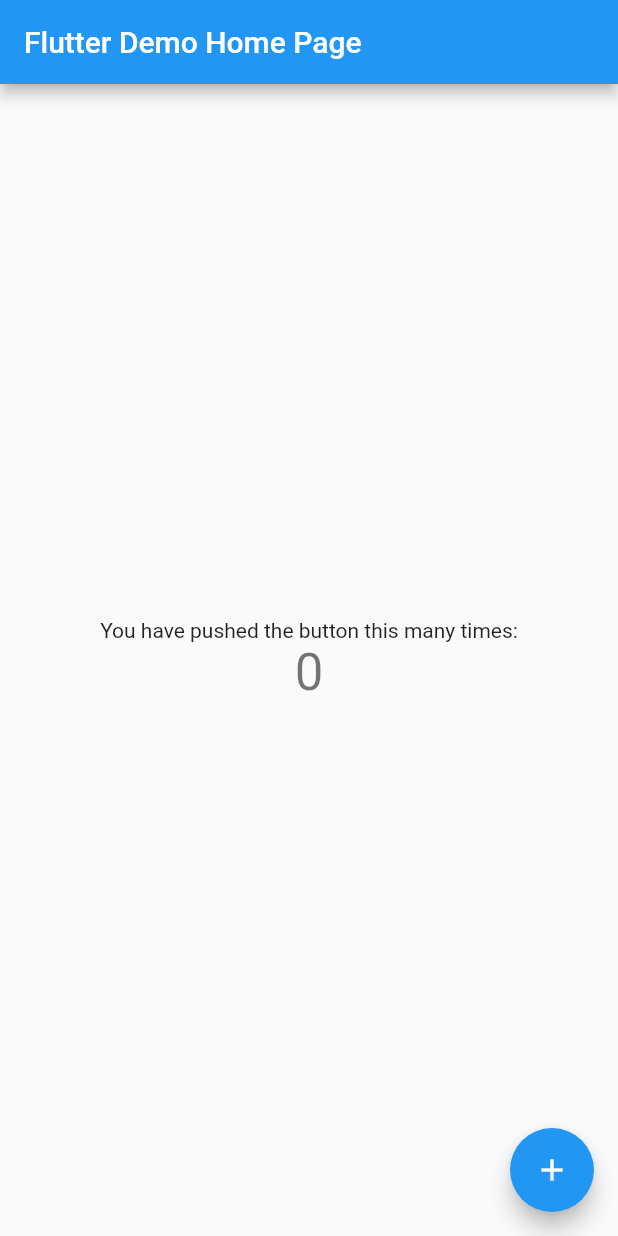
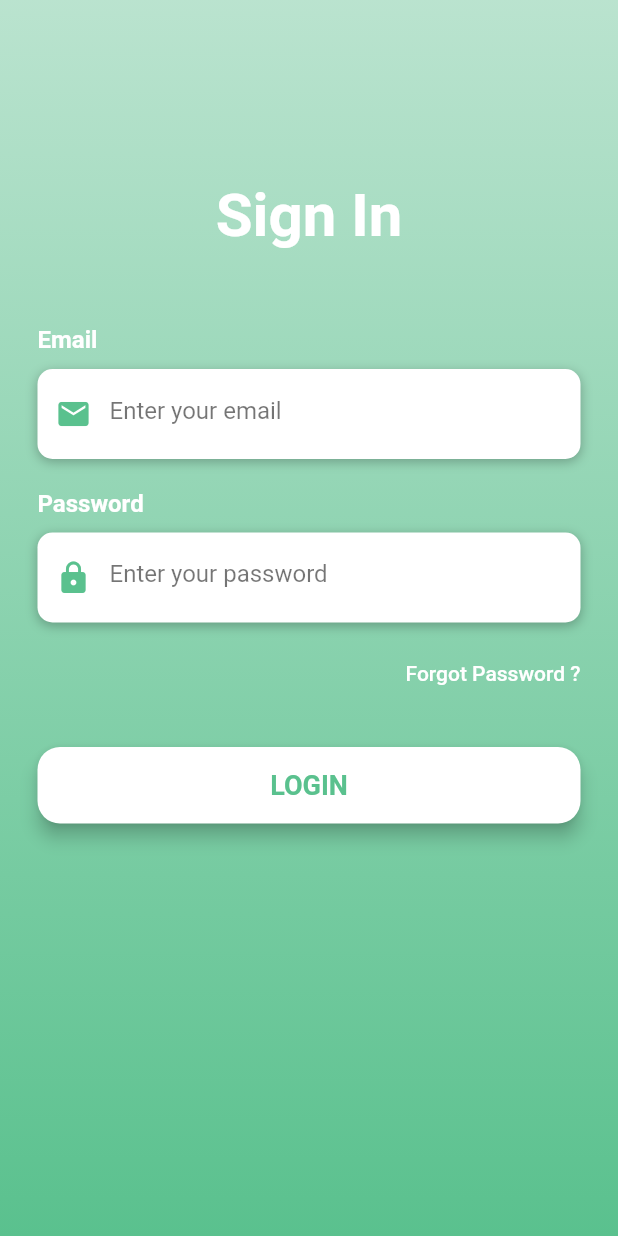
Before and after one commit to chrslex/PlayStoreClone, a Flutter app: the screen it shows after launch, on a phone screen of 412 x 824 dp. Run offline on Flutter 3.47's test engine with Material 2 defaults, Android fonts, the phone set to English and light mode, and no system bars.

Commit message:
Feature/login screen

```diff
--- a/gerbang_app/lib/main.dart
+++ b/gerbang_app/lib/main.dart
@@ -1,115 +1,19 @@
 import 'package:flutter/material.dart';
+import 'package:gerbang_app/screens/loginScreen.dart';
 
 void main() {
-  runApp(const MyApp());
+  runApp(MyApp());
 }
 
 class MyApp extends StatelessWidget {
-  const MyApp({Key? key}) : super(key: key);
+  const MyApp({ Key? key }) : super(key: key);
 
-  // This widget is the root of your application.
   @override
   Widget build(BuildContext context) {
     return MaterialApp(
-      title: 'Flutter Demo',
-      theme: ThemeData(
-        // This is the theme of your application.
-        //
-        // Try running your application with "flutter run". You'll see the
-        // application has a blue toolbar. Then, without quitting the app, try
-        // changing the primarySwatch below to Colors.green and then invoke
-        // "hot reload" (press "r" in the console where you ran "flutter run",
-        // or simply save your changes to "hot reload" in a Flutter IDE).
-        // Notice that the counter didn't reset back to zero; the application
-        // is not restarted.
-        primarySwatch: Colors.blue,
-      ),
-      home: const MyHomePage(title: 'Flutter Demo Home Page'),
+      title: 'Login User',
+      debugShowCheckedModeBanner: false,
+      home: LoginScreen()
     );
   }
 }
-
-class MyHomePage extends StatefulWidget {
-  const MyHomePage({Key? key, required this.title}) : super(key: key);
-
-  // This widget is the home page of your application. It is stateful, meaning
-  // that it has a State object (defined below) that contains fields that affect
-  // how it looks.
-
-  // This class is the configuration for the state. It holds the values (in this
-  // case the title) provided by the parent (in this case the App widget) and
-  // used by the build method of the State. Fields in a Widget subclass are
-  // always marked "final".
-
-  final String title;
-
-  @override
-  State<MyHomePage> createState() => _MyHomePageState();
-}
-
-class _MyHomePageState extends State<MyHomePage> {
-  int _counter = 0;
-
-  void _incrementCounter() {
-    setState(() {
-      // This call to setState tells the Flutter framework that something has
-      // changed in this State, which causes it to rerun the build method below
-      // so that the display can reflect the updated values. If we changed
-      // _counter without calling setState(), then the build method would not be
-      // called again, and so nothing would appear to happen.
-      _counter++;
-    });
-  }
-
-  @override
-  Widget build(BuildContext context) {
-    // This method is rerun every time setState is called, for instance as done
-    // by the _incrementCounter method above.
-    //
-    // The Flutter framework has been optimized to make rerunning build methods
-    // fast, so that you can just rebuild anything that needs updating rather
-    // than having to individually change instances of widgets.
-    return Scaffold(
-      appBar: AppBar(
-        // Here we take the value from the MyHomePage object that was created by
-        // the App.build method, and use it to set our appbar title.
-        title: Text(widget.title),
-      ),
-      body: Center(
-        // Center is a layout widget. It takes a single child and positions it
-        // in the middle of the parent.
-        child: Column(
-          // Column is also a layout widget. It takes a list of children and
-          // arranges them vertically. By default, it sizes itself to fit its
-          // children horizontally, and tries to be as tall as its parent.
-          //
-          // Invoke "debug painting" (press "p" in the console, choose the
-          // "Toggle Debug Paint" action from the Flutter Inspector in Android
-          // Studio, or the "Toggle Debug Paint" command in Visual Studio Code)
-          // to see the wireframe for each widget.
-          //
-          // Column has various properties to control how it sizes itself and
-          // how it positions its children. Here we use mainAxisAlignment to
-          // center the children vertically; the main axis here is the vertical
-          // axis because Columns are vertical (the cross axis would be
-          // horizontal).
-          mainAxisAlignment: MainAxisAlignment.center,
-          children: <Widget>[
-            const Text(
-              'You have pushed the button this many times:',
-            ),
-            Text(
-              '$_counter',
-              style: Theme.of(context).textTheme.headline4,
-            ),
-          ],
-        ),
-      ),
-      floatingActionButton: FloatingActionButton(
-        onPressed: _incrementCounter,
-        tooltip: 'Increment',
-        child: const Icon(Icons.add),
-      ), // This trailing comma makes auto-formatting nicer for build methods.
-    );
-  }
-}
--- /dev/null
+++ b/gerbang_app/lib/screens/loginScreen.dart
@@ -0,0 +1,164 @@
+import 'package:flutter/material.dart';
+import 'package:flutter/services.dart';
+
+class LoginScreen extends StatefulWidget {
+  @override
+  _LoginScreenState createState() => _LoginScreenState();
+}
+
+Widget buildEmail() {
+  return Column(
+    crossAxisAlignment: CrossAxisAlignment.start,
+    children: <Widget>[
+      Text('Email',
+          style: TextStyle(
+              color: Colors.white, fontSize: 16, fontWeight: FontWeight.bold)),
+      SizedBox(height: 10),
+      Container(
+        alignment: Alignment.centerLeft,
+        decoration: BoxDecoration(
+            color: Colors.white,
+            borderRadius: BorderRadius.circular(10),
+            boxShadow: [
+              BoxShadow(
+                  color: Colors.black26, blurRadius: 6, offset: Offset(0, 2))
+            ]),
+        height: 60,
+        child: TextField(
+          keyboardType: TextInputType.emailAddress,
+          style: TextStyle(color: Colors.black87),
+          decoration: InputDecoration(
+            border: InputBorder.none,
+            contentPadding: EdgeInsets.only(top: 12),
+            prefixIcon: Icon(
+              Icons.email,
+              color: Color(0xff5ac18e),
+            ),
+            hintText: 'Enter your email',
+            hintStyle: TextStyle(color: Colors.black54),
+          ),
+        ),
+      )
+    ],
+  );
+}
+
+Widget buildPassword() {
+  return Column(
+    crossAxisAlignment: CrossAxisAlignment.start,
+    children: <Widget>[
+      Text('Password',
+          style: TextStyle(
+              color: Colors.white, fontSize: 16, fontWeight: FontWeight.bold)),
+      SizedBox(height: 10),
+      Container(
+        alignment: Alignment.centerLeft,
+        decoration: BoxDecoration(
+            color: Colors.white,
+            borderRadius: BorderRadius.circular(10),
+            boxShadow: [
+              BoxShadow(
+                  color: Colors.black26, blurRadius: 6, offset: Offset(0, 2))
+            ]),
+        height: 60,
+        child: TextField(
+          obscureText: true,
+          style: TextStyle(color: Colors.black87),
+          decoration: InputDecoration(
+            border: InputBorder.none,
+            contentPadding: EdgeInsets.only(top: 12),
+            prefixIcon: Icon(
+              Icons.lock,
+              color: Color(0xff5ac18e),
+            ),
+            hintText: 'Enter your password',
+            hintStyle: TextStyle(color: Colors.black54),
+          ),
+        ),
+      )
+    ],
+  );
+}
+
+Widget buildForgotPassBtn() {
+  return Container(
+    alignment: Alignment.centerRight,
+    child: FlatButton(
+      onPressed: () => print('Forgot Password Button Pressed'),
+      padding: EdgeInsets.only(right: 0),
+      child: Text('Forgot Password ?',
+          style: TextStyle(
+              color: Colors.white, fontSize: 14, fontWeight: FontWeight.w500)),
+    ),
+  );
+}
+
+Widget buildLoginBtn() {
+  return Container(
+    padding: EdgeInsets.symmetric(vertical: 25),
+    width: double.infinity,
+    child: RaisedButton(
+      elevation: 5,
+      onPressed: () => print("Login Pressed"),
+      padding: EdgeInsets.all(15),
+      shape: RoundedRectangleBorder(borderRadius: BorderRadius.circular(15)),
+      color: Colors.white,
+      child: Text('LOGIN', style: TextStyle(color: Color(0xff5ac18e), fontSize: 18, fontWeight: FontWeight.bold)),
+    ),
+  );
+}
+
+class _LoginScreenState extends State<LoginScreen> {
+  @override
+  Widget build(BuildContext context) {
+    return Scaffold(
+        body: AnnotatedRegion<SystemUiOverlayStyle>(
+            value: SystemUiOverlayStyle.light,
+            child: GestureDetector(
+                child: Stack(children: <Widget>[
+              Container(
+                  height: double.infinity,
+                  width: double.infinity,
+                  decoration: BoxDecoration(
+                      gradient: LinearGradient(
+                          begin: Alignment.topCenter,
+                          end: Alignment.bottomCenter,
+                          colors: [
+                        Color(0x665ac18e),
+                        Color(0x995ac18e),
+                        Color(0xcc5ac18e),
+                        Color(0xff5ac18e),
+                      ])),
+                  child: SingleChildScrollView(
+                    physics: AlwaysScrollableScrollPhysics(),
+                    padding:
+                        EdgeInsets.symmetric(horizontal: 25, vertical: 120),
+                    child: Column(
+                      mainAxisAlignment: MainAxisAlignment.center,
+                      children: <Widget>[
+                        Text(
+                          'Sign In',
+                          style: TextStyle(
+                              color: Colors.white,
+                              fontSize: 40,
+                              fontWeight: FontWeight.bold),
+                        ),
+                        SizedBox(
+                          height: 50,
+                        ),
+                        buildEmail(),
+                        SizedBox(
+                          height: 20,
+                        ),
+                        buildPassword(),
+                        SizedBox(
+                          height: 10,
+                        ),
+                        buildForgotPassBtn(),
+                        buildLoginBtn()
+                      ],
+                    ),
+                  ))
+            ]))));
+  }
+}
```
